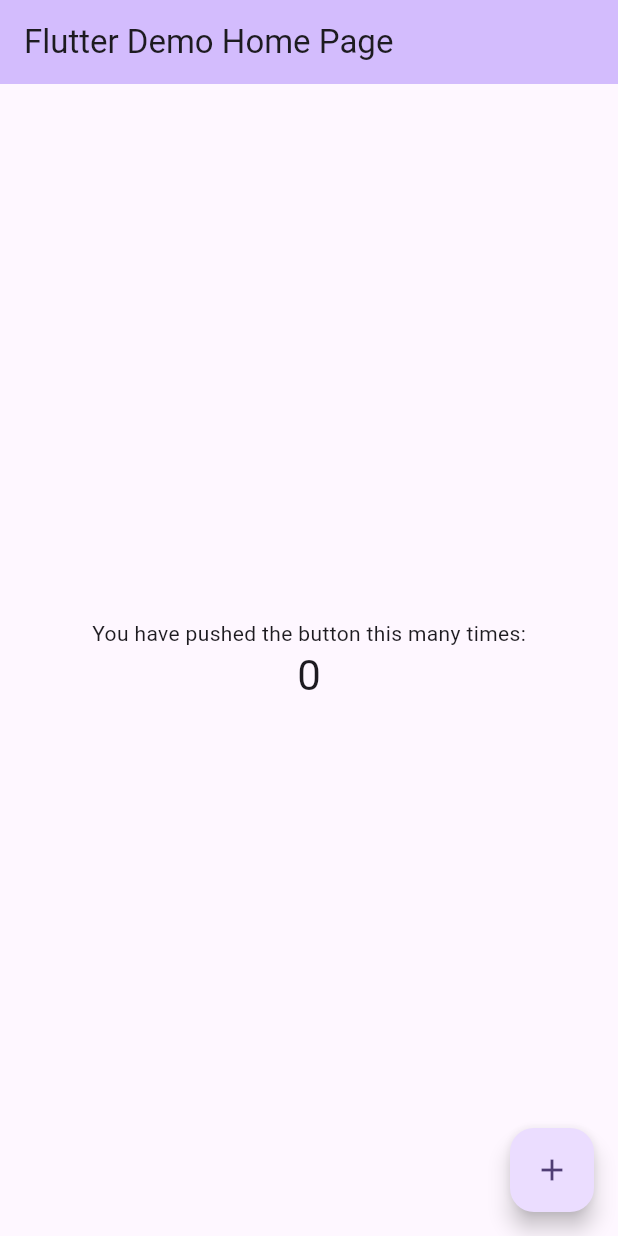
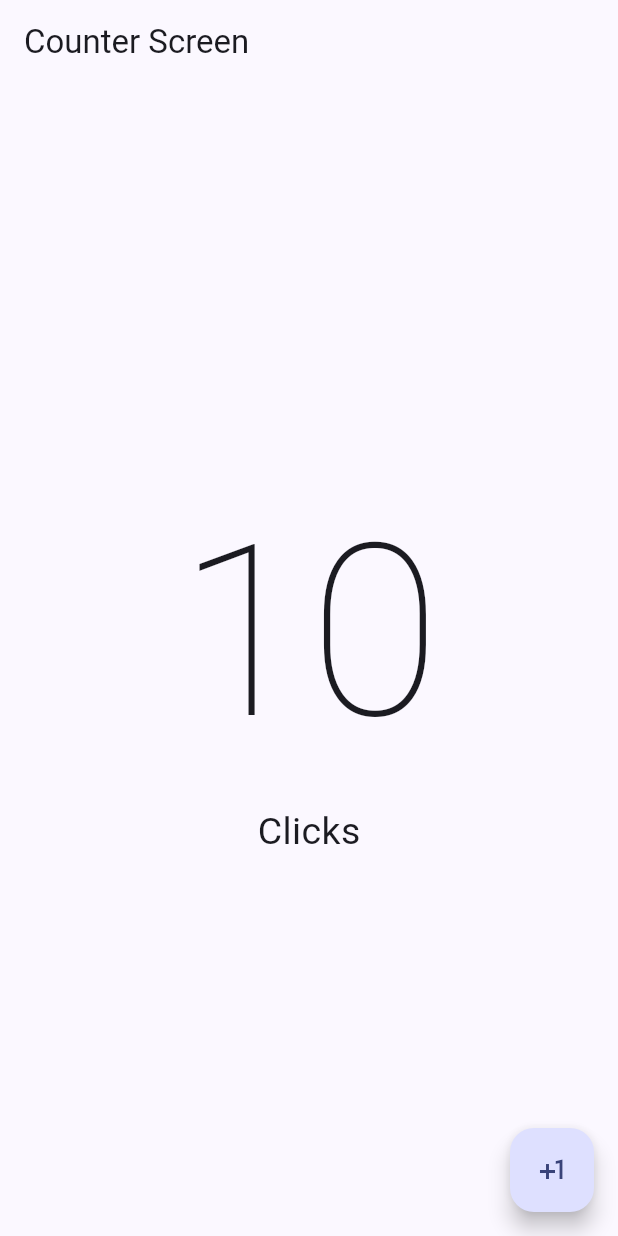
Before and after one commit to fernandajp125-hub/Flutter-Dual, a Flutter app: the screen it shows after launch, on a phone screen of 412 x 824 dp. Run offline on Flutter 3.47's test engine with Material 3 defaults, Android fonts, the phone set to English and light mode, and no system bars.

Commit message:
Agregar actualizacion en repositorio

```diff
--- a/S4-Flutter/flutter_hello_world_app/lib/main.dart
+++ b/S4-Flutter/flutter_hello_world_app/lib/main.dart
@@ -1,4 +1,5 @@
 import 'package:flutter/material.dart';
+import 'package:flutter_hello_world_app/presentation/screens/counter/counter_screen.dart';
 
 void main() {
   runApp(const MyApp());
@@ -7,116 +8,12 @@ void main() {
 class MyApp extends StatelessWidget {
   const MyApp({super.key});
 
-  // This widget is the root of your application.
   @override
   Widget build(BuildContext context) {
     return MaterialApp(
-      title: 'Flutter Demo',
-      theme: ThemeData(
-        // This is the theme of your application.
-        //
-        // TRY THIS: Try running your application with "flutter run". You'll see
-        // the application has a purple toolbar. Then, without quitting the app,
-        // try changing the seedColor in the colorScheme below to Colors.green
-        // and then invoke "hot reload" (save your changes or press the "hot
-        // reload" button in a Flutter-supported IDE, or press "r" if you used
-        // the command line to start the app).
-        //
-        // Notice that the counter didn't reset back to zero; the application
-        // state is not lost during the reload. To reset the state, use hot
-        // restart instead.
-        //
-        // This works for code too, not just values: Most code changes can be
-        // tested with just a hot reload.
-        colorScheme: .fromSeed(seedColor: Colors.deepPurple),
-      ),
-      home: const MyHomePage(title: 'Flutter Demo Home Page'),
+      debugShowCheckedModeBanner: false,
+      theme: ThemeData(useMaterial3: true, colorSchemeSeed: Colors.indigo),
+      home: const CounterScreen(),
     );
   }
 }
-
-class MyHomePage extends StatefulWidget {
-  const MyHomePage({super.key, required this.title});
-
-  // This widget is the home page of your application. It is stateful, meaning
-  // that it has a State object (defined below) that contains fields that affect
-  // how it looks.
-
-  // This class is the configuration for the state. It holds the values (in this
-  // case the title) provided by the parent (in this case the App widget) and
-  // used by the build method of the State. Fields in a Widget subclass are
-  // always marked "final".
-
-  final String title;
-
-  @override
-  State<MyHomePage> createState() => _MyHomePageState();
-}
-
-class _MyHomePageState extends State<MyHomePage> {
-  int _counter = 0;
-
-  void _incrementCounter() {
-    setState(() {
-      // This call to setState tells the Flutter framework that something has
-      // changed in this State, which causes it to rerun the build method below
-      // so that the display can reflect the updated values. If we changed
-      // _counter without calling setState(), then the build method would not be
-      // called again, and so nothing would appear to happen.
-      _counter++;
-    });
-  }
-
-  @override
-  Widget build(BuildContext context) {
-    // This method is rerun every time setState is called, for instance as done
-    // by the _incrementCounter method above.
-    //
-    // The Flutter framework has been optimized to make rerunning build methods
-    // fast, so that you can just rebuild anything that needs updating rather
-    // than having to individually change instances of widgets.
-    return Scaffold(
-      appBar: AppBar(
-        // TRY THIS: Try changing the color here to a specific color (to
-        // Colors.amber, perhaps?) and trigger a hot reload to see the AppBar
-        // change color while the other colors stay the same.
-        backgroundColor: Theme.of(context).colorScheme.inversePrimary,
-        // Here we take the value from the MyHomePage object that was created by
-        // the App.build method, and use it to set our appbar title.
-        title: Text(widget.title),
-      ),
-      body: Center(
-        // Center is a layout widget. It takes a single child and positions it
-        // in the middle of the parent.
-        child: Column(
-          // Column is also a layout widget. It takes a list of children and
-          // arranges them vertically. By default, it sizes itself to fit its
-          // children horizontally, and tries to be as tall as its parent.
-          //
-          // Column has various properties to control how it sizes itself and
-          // how it positions its children. Here we use mainAxisAlignment to
-          // center the children vertically; the main axis here is the vertical
-          // axis because Columns are vertical (the cross axis would be
-          // horizontal).
-          //
-          // TRY THIS: Invoke "debug painting" (choose the "Toggle Debug Paint"
-          // action in the IDE, or press "p" in the console), to see the
-          // wireframe for each widget.
-          mainAxisAlignment: .center,
-          children: [
-            const Text('You have pushed the button this many times:'),
-            Text(
-              '$_counter',
-              style: Theme.of(context).textTheme.headlineMedium,
-            ),
-          ],
-        ),
-      ),
-      floatingActionButton: FloatingActionButton(
-        onPressed: _incrementCounter,
-        tooltip: 'Increment',
-        child: const Icon(Icons.add),
-      ),
-    );
-  }
-}
--- /dev/null
+++ b/S4-Flutter/flutter_hello_world_app/lib/presentation/screens/counter/counter_screen.dart
@@ -0,0 +1,28 @@
+import 'package:flutter/material.dart';
+
+class CounterScreen extends StatelessWidget {
+  const CounterScreen({super.key});
+
+  @override
+  Widget build(BuildContext context) {
+    return Scaffold(
+      appBar: AppBar(title: Text('Counter Screen')),
+      body: Center(
+        child: Column(
+          mainAxisAlignment: MainAxisAlignment.center,
+          children: const [
+            Text(
+              '10',
+              style: TextStyle(fontSize: 160, fontWeight: FontWeight.w100),
+            ),
+            Text('Clicks', style: TextStyle(fontSize: 25)),
+          ],
+        ),
+      ),
+      floatingActionButton: FloatingActionButton(
+        onPressed: () {},
+        child: const Icon(Icons.plus_one),
+      ),
+    );
+  }
+}
```
